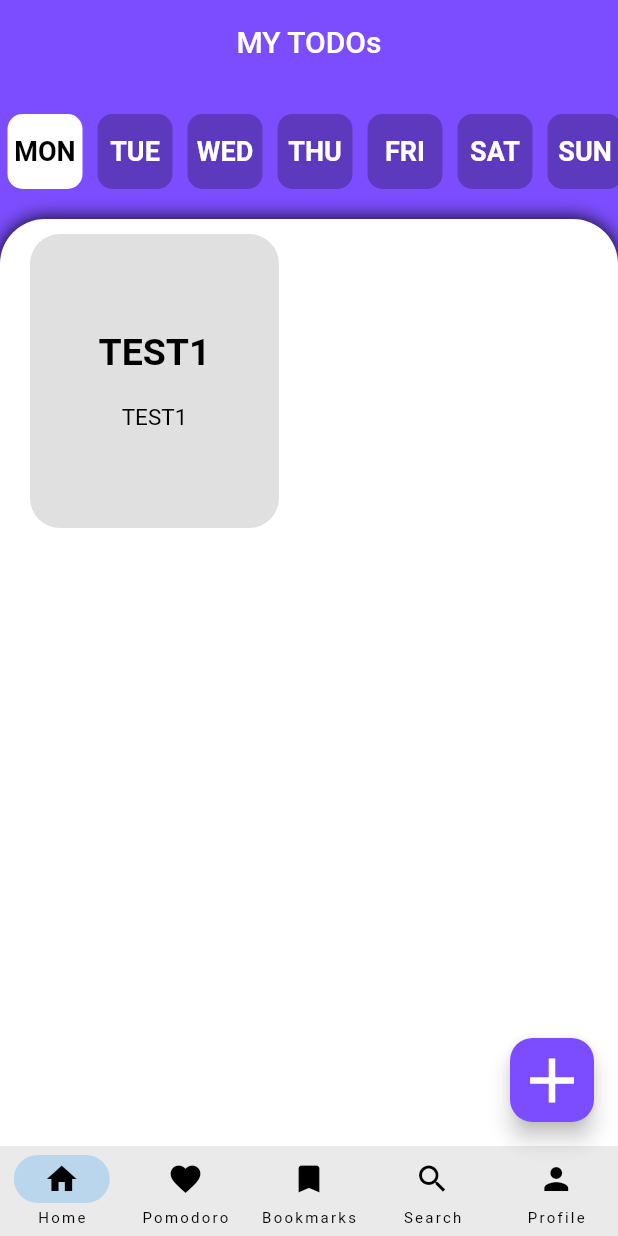
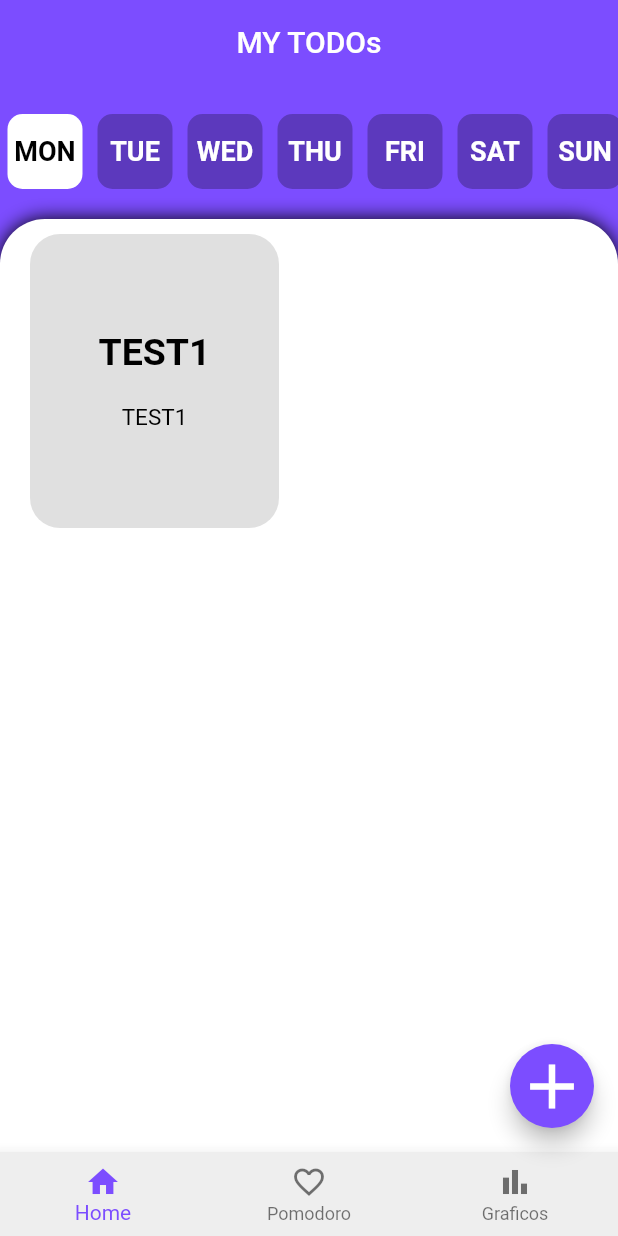
Before and after one commit to cLausx0/JMND-Labs, a Flutter app: the screen it shows after launch, after a tap on "MON", on a phone screen of 412 x 824 dp. Run offline on Flutter 3.47's test engine with Material 2 defaults, Android fonts, the phone set to English and light mode, and no system bars.

Commit message:
Melhorada navbar

```diff
--- a/lib/pages/home.dart
+++ b/lib/pages/home.dart
@@ -31,6 +31,7 @@ class _HomePageState extends State<HomePage> {
   ];
 
   String weekday = "";
+  int _selectedIndex = 0;
 
   void showInSnackBar(String value) {
     // Achamos que é o texto de add vazio
@@ -60,6 +61,12 @@ class _HomePageState extends State<HomePage> {
     print("changed, $weekday");
 
     updateList();
+  }
+
+  void _onItemTapped(int index) {
+    setState(() {
+      _selectedIndex = index;
+    });
   }
 
   @override
@@ -132,37 +139,36 @@ class _HomePageState extends State<HomePage> {
         },
         splashColor: Colors.deepPurple,
         shape: const RoundedRectangleBorder(
-            borderRadius: BorderRadius.all(Radius.circular(15))),
+            borderRadius: BorderRadius.all(Radius.circular(45))),
         backgroundColor: Colors.deepPurpleAccent,
         child: const Icon(
           Icons.add,
           size: 50,
         ),
       ),
-      bottomNavigationBar: NavigationBar(
-        height: 60,
-        destinations: [
-          NavigationDestination(
-            icon: const Icon(Icons.home),
+      bottomNavigationBar: BottomNavigationBar(
+        items: const <BottomNavigationBarItem>[
+          BottomNavigationBarItem(
+            //index 0
+            icon: Icon(Icons.home),
             label: 'Home',
           ),
-          NavigationDestination(
-            icon: const Icon(Icons.favorite),
+          BottomNavigationBarItem(
+            //index 1
+            icon: Icon(Icons.favorite_border_outlined),
             label: 'Pomodoro',
           ),
-          NavigationDestination(
-            icon: const Icon(Icons.bookmark),
-            label: 'Bookmarks',
-          ),
-          NavigationDestination(
-            icon: const Icon(Icons.search),
-            label: 'Search',
-          ),
-          NavigationDestination(
-            icon: const Icon(Icons.person),
-            label: 'Profile',
+          BottomNavigationBarItem(
+            //index 0
+            icon: Icon(Icons.bar_chart_sharp),
+            label: 'Graficos',
           ),
         ],
+        currentIndex: _selectedIndex, // exibe o index selecionado
+        onTap: _onItemTapped, //funcao pra mudar o valor de _selectedIndex index
+        selectedItemColor: Colors.deepPurpleAccent,
+        backgroundColor: Colors.grey[200],
+        selectedFontSize: 14,
       ),
     );
   }
```
Also changed, not shown: lib/pages/charts.dart (added), 1 other file.
